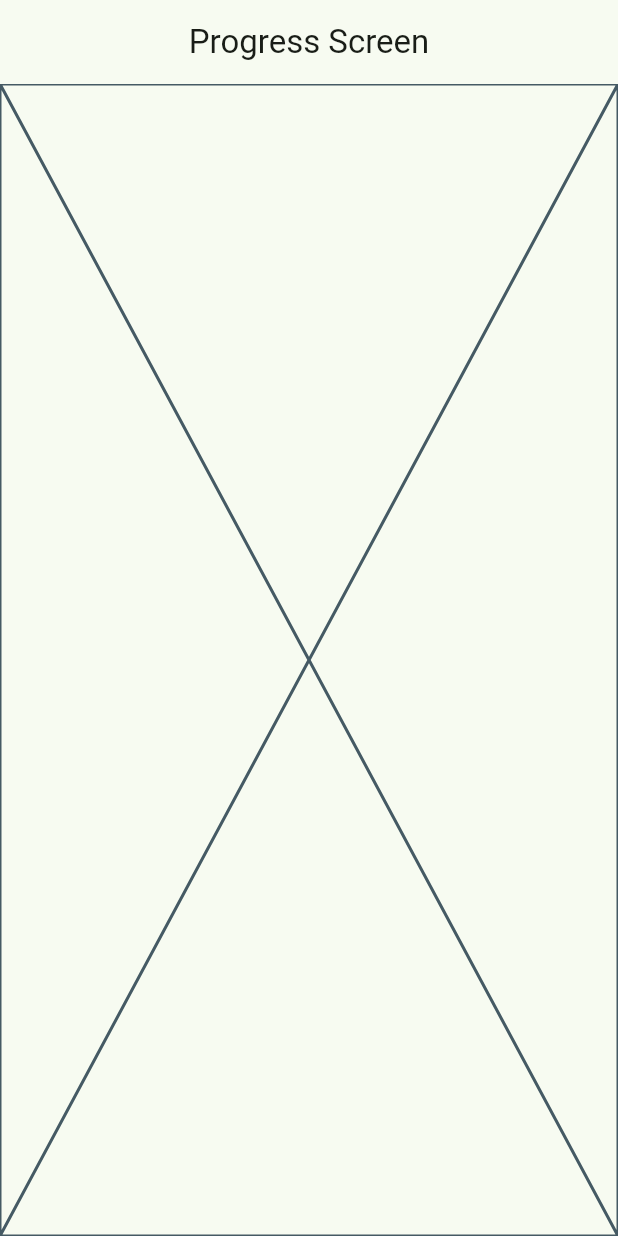
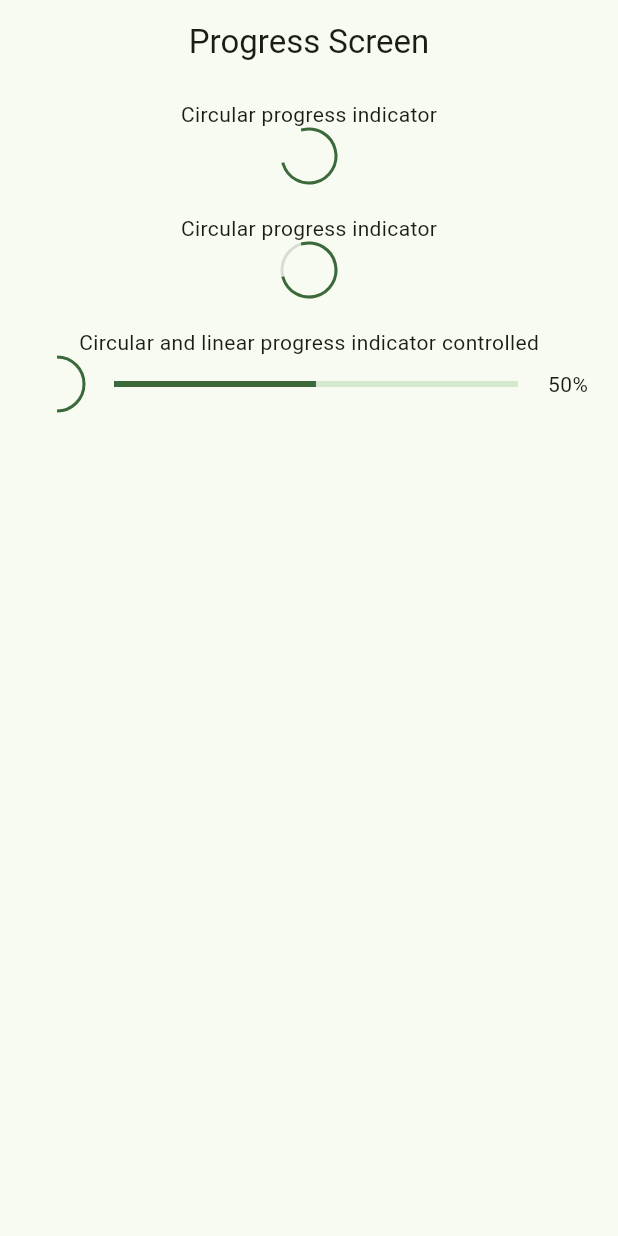
Before and after one commit to wladcode/flutter-apps, a Flutter app: the ProgressScreen screen opened by its route, on a phone screen of 412 x 824 dp. Run offline on Flutter 3.47's test engine with Material 3 defaults, Android fonts, the light colour scheme and no system bars; our stand-ins replace animate_do, dio, font_awesome_flutter, go_router, video_player.

Commit message:
progress indicators

```diff
--- a/widgets_app/lib/config/menu/menu_items.dart
+++ b/widgets_app/lib/config/menu/menu_items.dart
@@ -21,54 +21,63 @@ class MenuItem {
 const appMenuItems = <MenuItem>[
   MenuItem(
     title: 'Home',
+    subTitle: 'Home screen',
     icon: Icons.home,
     link: '/',
     routeName: 'home_screen',
   ),
   MenuItem(
     title: 'Buttons',
+    subTitle: 'Buttons screen',
     icon: Icons.radio_button_checked,
     link: '/buttons',
     routeName: 'buttons_screen',
   ),
   MenuItem(
     title: 'Cards',
+    subTitle: 'Cards screen',
     icon: Icons.credit_card,
     link: '/cards',
     routeName: 'cards_screen',
   ),
   MenuItem(
     title: 'Animated',
+    subTitle: 'Animated screen',
     icon: Icons.animation,
     link: '/animated',
     routeName: 'animated_screen',
   ),
   MenuItem(
     title: 'Tutorial',
+    subTitle: 'Tutorial screen',
     icon: Icons.school,
     link: '/tutorial',
     routeName: 'tutorial_screen',
   ),
   MenuItem(
     title: 'Infinite Scroll',
+    subTitle: 'Infinite scroll screen',
     icon: Icons.abc_outlined,
     link: '/infinite-scroll',
     routeName: 'infinite_scroll_screen',
   ),
   MenuItem(
     title: 'Progress',
-    icon: Icons.timer,
+    subTitle: 'Progress indicators',
+    icon: Icons.refresh_rounded,
     link: '/progress',
     routeName: 'progress_screen',
   ),
   MenuItem(
     title: 'Snackbar',
+    subTitle: 'Snackbars and toasts',
     icon: Icons.message,
     link: '/snackbar',
     routeName: 'snackbar_screen',
   ),
   MenuItem(
     title: 'Ui Controls',
+    subTitle: 'Buttons, checkboxes, radio buttons, etc.',
     icon: Icons.settings,
     link: '/ui-controls',
     routeName: 'ui_controls_screen',
--- a/widgets_app/lib/presentation/screens/progress/progress_screen.dart
+++ b/widgets_app/lib/presentation/screens/progress/progress_screen.dart
@@ -18,6 +18,53 @@ class _ProgressView extends StatelessWidget {
 
   @override
   Widget build(BuildContext context) {
-    return const Placeholder();
+    return Center(
+      child: Column(
+        children: [
+          SizedBox(height: 10),
+          Text('Circular progress indicator'),
+          CircularProgressIndicator(strokeWidth: 2),
+
+          SizedBox(height: 20),
+          Text('Circular progress indicator'),
+          CircularProgressIndicator(
+            strokeWidth: 2,
+            backgroundColor: Colors.black12,
+          ),
+
+          SizedBox(height: 20),
+          Text('Circular and linear progress indicator controlled'),
+          _ControlledProgressIndicator(),
+        ],
+      ),
+    );
   }
 }
+
+class _ControlledProgressIndicator extends StatelessWidget {
+  const _ControlledProgressIndicator();
+
+  @override
+  Widget build(BuildContext context) {
+    return StreamBuilder(
+      stream: Stream.periodic(const Duration(milliseconds: 300), (value) {
+        return (value * 10) / 100;
+      }).takeWhile((value) => value <= 1),
+      builder: (context, snapshot) {
+        final progressValue = snapshot.data ?? 0;
+        return Padding(
+          padding: const EdgeInsets.symmetric(horizontal: 20),
+          child: Row(
+            children: [
+              CircularProgressIndicator(strokeWidth: 2, value: progressValue),
+              SizedBox(width: 20),
+              Expanded(child: LinearProgressIndicator(value: progressValue)),
+              SizedBox(width: 20),
+              Text('${(progressValue * 100).toStringAsFixed(0)}%'),
+            ],
+          ),
+        );
+      },
+    );
+  }
+}
```
